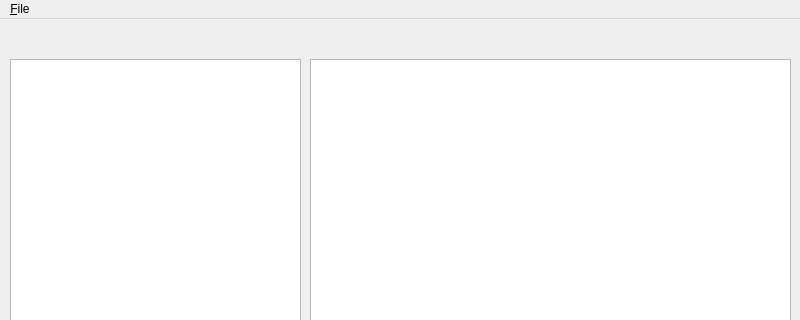
Qt form PersonalNotes.ui (FrankFaulstich/PersonalNotes) before a commit; both pictures show x 0 to 800 and y 0 to 320 of the 800 by 600 pixel window.
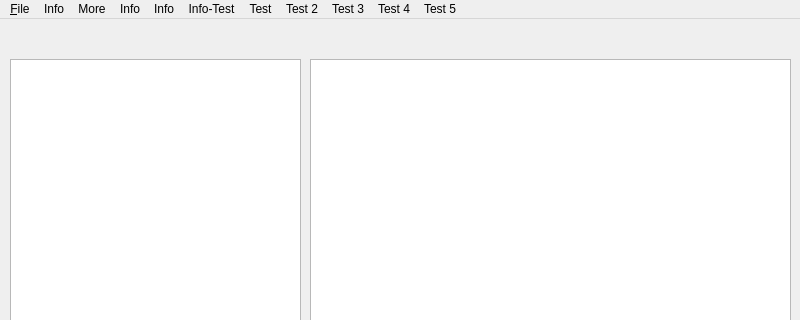
The same form after that commit.

```diff
--- a/PersonalNotes.ui
+++ b/PersonalNotes.ui
@@ -19,7 +19,7 @@
      <rect>
       <x>9</x>
       <y>-1</y>
-      <width>111</width>
+      <width>170</width>
       <height>41</height>
      </rect>
     </property>
@@ -99,9 +99,9 @@
    <widget class="QWidget" name="horizontalLayoutWidget_2">
     <property name="geometry">
      <rect>
-      <x>670</x>
+      <x>620</x>
       <y>0</y>
-      <width>121</width>
+      <width>170</width>
       <height>44</height>
      </rect>
     </property>
@@ -165,7 +165,78 @@
     <addaction name="action_save_as_HTML"/>
     <addaction name="action_save_as_ODT"/>
    </widget>
+   <widget class="QMenu" name="menuInfo">
+    <property name="title">
+     <string>Info</string>
+    </property>
+    <addaction name="actionAbout_4"/>
+   </widget>
+   <widget class="QMenu" name="menuMore">
+    <property name="title">
+     <string>More</string>
+    </property>
+   </widget>
+   <widget class="QMenu" name="menuInfo_2">
+    <property name="enabled">
+     <bool>true</bool>
+    </property>
+    <property name="tearOffEnabled">
+     <bool>false</bool>
+    </property>
+    <property name="title">
+     <string>Info</string>
+    </property>
+   </widget>
+   <widget class="QMenu" name="menuInfo_3">
+    <property name="title">
+     <string>Info</string>
+    </property>
+    <addaction name="actionAbout_5"/>
+   </widget>
+   <widget class="QMenu" name="menuInfo_Test">
+    <property name="title">
+     <string>Info-Test</string>
+    </property>
+    <addaction name="actionAbout_6"/>
+   </widget>
+   <widget class="QMenu" name="menuTest">
+    <property name="title">
+     <string>Test</string>
+    </property>
+    <addaction name="actionAbout_7"/>
+   </widget>
+   <widget class="QMenu" name="menuTest_2">
+    <property name="title">
+     <string>Test 2</string>
+    </property>
+    <addaction name="actionAbout_8"/>
+   </widget>
+   <widget class="QMenu" name="menuTest_3">
+    <property name="title">
+     <string>Test 3</string>
+    </property>
+   </widget>
+   <widget class="QMenu" name="menuTest_4">
+    <property name="title">
+     <string>Test 4</string>
+    </property>
+   </widget>
+   <widget class="QMenu" name="menuTest_5">
+    <property name="title">
+     <string>Test 5</string>
+    </property>
+   </widget>
    <addaction name="menu_File"/>
+   <addaction name="menuInfo"/>
+   <addaction name="menuMore"/>
+   <addaction name="menuInfo_2"/>
+   <addaction name="menuInfo_3"/>
+   <addaction name="menuInfo_Test"/>
+   <addaction name="menuTest"/>
+   <addaction name="menuTest_2"/>
+   <addaction name="menuTest_3"/>
+   <addaction name="menuTest_4"/>
+   <addaction name="menuTest_5"/>
   </widget>
   <widget class="QStatusBar" name="statusbar"/>
   <action name="action_Open_Folder">
```
Left out of the diff: 73 changed lines with no effect on the pictures.
